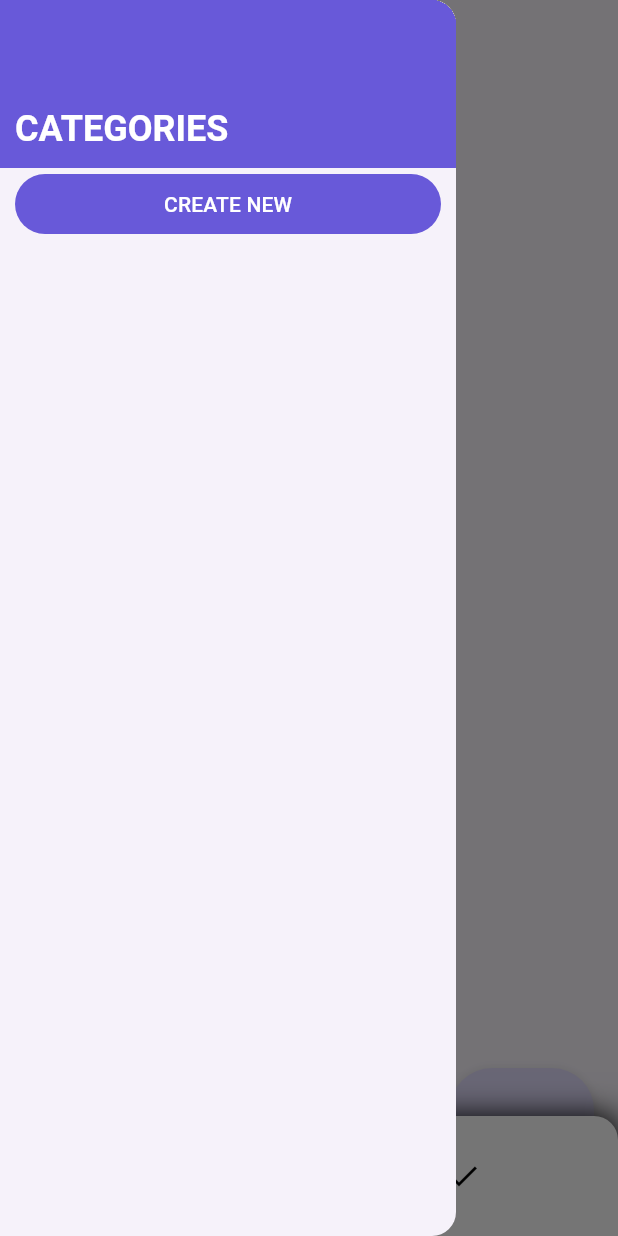
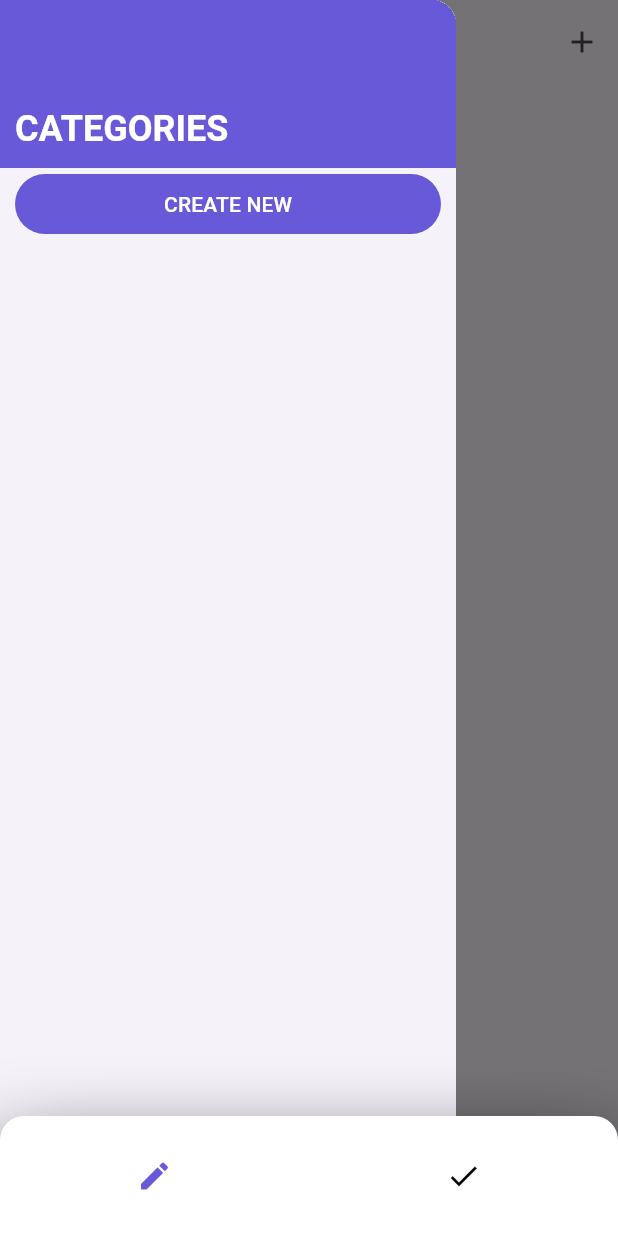
Before and after one commit to 13PurpleHaze/unotes, a Flutter app: the screen it shows after launch, with the side drawer open, on a phone screen of 412 x 824 dp. Run offline on Flutter 3.47's test engine with Material 3 defaults, Android fonts, the phone set to English and light mode, and no system bars; our stand-ins replace drift, drift_flutter, go_router; accounts and stored records are empty; generated files the repository leaves out were written again.

Commit message:
feature/core change navbar shadow, add AppBar to tabs, move drawer inside note tab

```diff
--- a/lib/app/navigation/bottom_nav_bar.dart
+++ b/lib/app/navigation/bottom_nav_bar.dart
@@ -25,7 +25,8 @@ class _BottomNavBarState extends State<BottomNavBar> {
   Widget build(BuildContext context) {
     return Container(
       height: bottomNavBarHeight,
-      decoration: const BoxDecoration(boxShadow: [BoxShadow(blurRadius: 16)]),
+      decoration: const BoxDecoration(
+          boxShadow: [BoxShadow(blurRadius: 50, offset: Offset(0, 30))]),
       child: Row(
         children: _generateTabs(),
         crossAxisAlignment: CrossAxisAlignment.stretch,
--- a/lib/app/navigation/root_screen.dart
+++ b/lib/app/navigation/root_screen.dart
@@ -1,6 +1,5 @@
 import 'package:flutter/material.dart';
 import 'package:go_router/go_router.dart';
-import 'package:bottom_bar_with_sheet/bottom_bar_with_sheet.dart';
 
 import 'package:notesapp/app/navigation/navigation.dart';
 
@@ -11,7 +10,6 @@ class RootScreen extends StatelessWidget {
   @override
   Widget build(BuildContext context) {
     return Scaffold(
-      drawer: NavDrawer(),
       body: navigationShell,
       extendBody: true,
       bottomNavigationBar: BottomNavBar(
--- a/lib/features/notes/note_list.dart
+++ b/lib/features/notes/note_list.dart
@@ -1,5 +1,6 @@
 import 'package:flutter/material.dart';
 import 'package:go_router/go_router.dart';
+import 'package:notesapp/app/navigation/drawer.dart';
 
 import 'package:notesapp/features/notes/notes.dart';
 
@@ -22,14 +23,28 @@ class _NoteListState extends State<NoteList> {
   @override
   Widget build(BuildContext context) {
     return Scaffold(
-      body: ListView.builder(
-        itemCount: widget.viewModel.noteList.length,
-        itemBuilder: (context, index) =>
-            Text(widget.viewModel.noteList[index].content),
+      appBar: AppBar(
+        title: const Text(
+          'Notes',
+          style: TextStyle(fontWeight: FontWeight.bold),
+        ),
+        actions: [IconButton(onPressed: () => {}, icon: Icon(Icons.add))],
       ),
-      floatingActionButton: FloatingActionButton.large(
-        onPressed: () {},
-      ),
+      drawer: NavDrawer(),
+      body: widget.viewModel.noteList.isNotEmpty
+          ? ListView.builder(
+              itemCount: widget.viewModel.noteList.length,
+              itemBuilder: (context, index) =>
+                  Text(widget.viewModel.noteList[index].content),
+            )
+          : Column(children: [
+              Center(
+                child: Text(
+                  'There is nothing yet :((((',
+                  style: Theme.of(context).textTheme.bodyLarge,
+                ),
+              )
+            ]),
     );
   }
 }
```
Also changed, not shown: lib/features/tasks/task_list.dart (+9 -1 lines).
